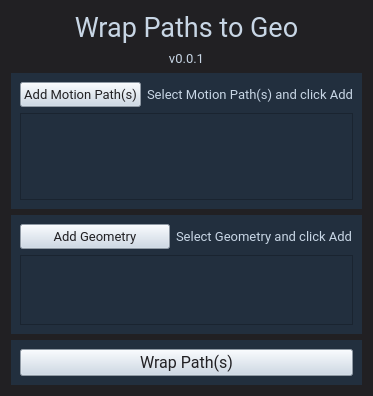
graescale/wrapMotionPath, file wrap_motion_path.ui: the form before one commit.
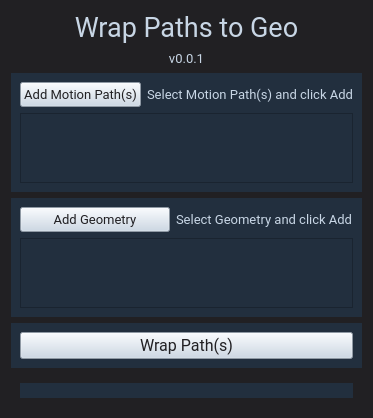
The form after the commit.

Commit message: ADD Status line

```diff
--- a/wrap_motion_path.ui
+++ b/wrap_motion_path.ui
@@ -7,7 +7,7 @@
     <x>0</x>
     <y>0</y>
     <width>365</width>
-    <height>396</height>
+    <height>417</height>
    </rect>
   </property>
   <property name="maximumSize">
@@ -188,6 +188,22 @@
        </layout>
       </widget>
      </item>
+     <item>
+      <widget class="QWidget" name="widget_3" native="true">
+       <layout class="QVBoxLayout" name="verticalLayout_9">
+        <item>
+         <widget class="QLabel" name="lblStatus">
+          <property name="styleSheet">
+           <string notr="true">background-color: rgb(34, 47, 62);</string>
+          </property>
+          <property name="text">
+           <string/>
+          </property>
+         </widget>
+        </item>
+       </layout>
+      </widget>
+     </item>
     </layout>
    </item>
   </layout>
```
